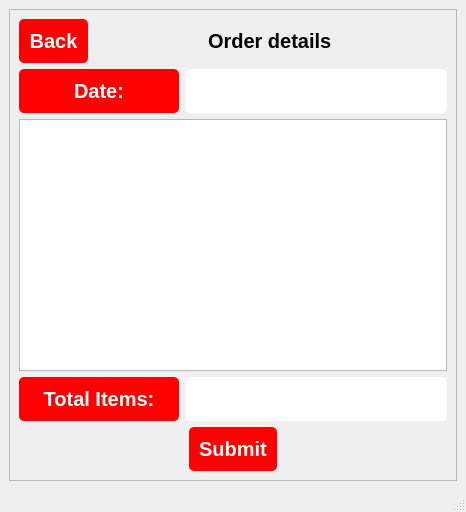
Qt form QT resource/order.ui (fatma105/Vending-Machine-App) before a commit.
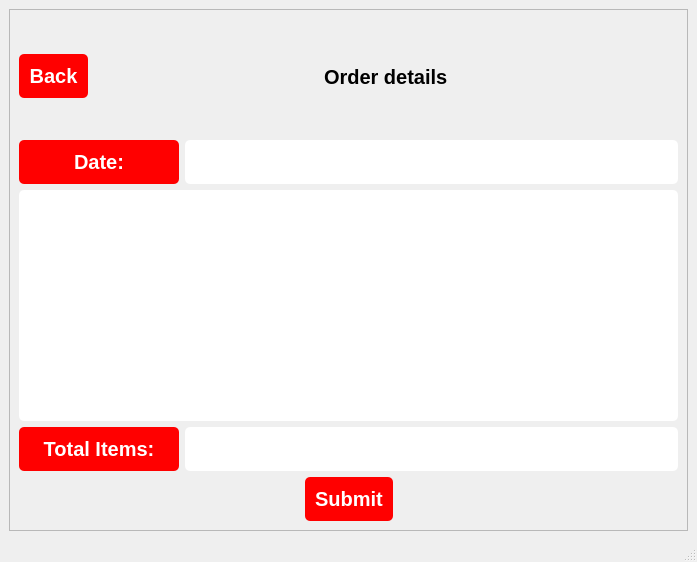
The same form after that commit.

What changed in the file:
```diff
--- a/QT resource/order.ui
+++ b/QT resource/order.ui
@@ -9,8 +9,8 @@
    <rect>
     <x>0</x>
     <y>0</y>
-    <width>466</width>
-    <height>512</height>
+    <width>697</width>
+    <height>562</height>
    </rect>
   </property>
   <property name="windowTitle">
@@ -58,8 +58,8 @@
         <rect>
          <x>0</x>
          <y>0</y>
-         <width>442</width>
-         <height>463</height>
+         <width>673</width>
+         <height>513</height>
         </rect>
        </property>
        <layout class="QGridLayout" name="gridLayout_2">
@@ -151,7 +151,24 @@
              </layout>
             </item>
             <item>
-             <widget class="QListWidget" name="listWidget"/>
+             <widget class="QPushButton" name="pushButton_6">
+              <property name="enabled">
+               <bool>false</bool>
+              </property>
+              <property name="minimumSize">
+               <size>
+                <width>0</width>
+                <height>231</height>
+               </size>
+              </property>
+              <property name="styleSheet">
+               <string notr="true">background-color: rgb(255, 255, 255);
+</string>
+              </property>
+              <property name="text">
+               <string/>
+              </property>
+             </widget>
             </item>
             <item>
              <layout class="QHBoxLayout" name="horizontalLayout_5">
```
Left out of the diff: 2 changed lines with no effect on the pictures.
